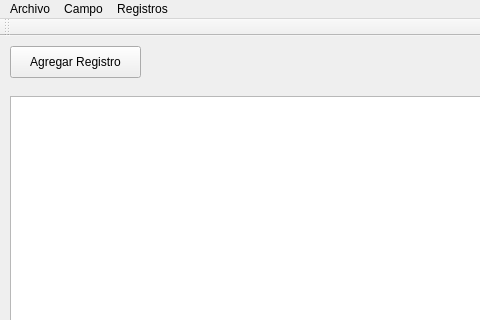
First picture: the form in OAR/mainwindow.ui, repository guitartsword/Proyecto-OAR, before the edit; both pictures show x 0 to 480 and y 0 to 320 of the 845 by 613 pixel window.
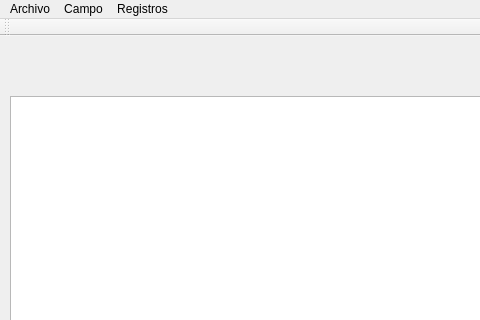
Second picture: the form after the edit.

Patch:
```diff
--- a/OAR/mainwindow.ui
+++ b/OAR/mainwindow.ui
@@ -24,19 +24,6 @@
      </rect>
     </property>
    </widget>
-   <widget class="QPushButton" name="pushButton">
-    <property name="geometry">
-     <rect>
-      <x>10</x>
-      <y>10</y>
-      <width>131</width>
-      <height>32</height>
-     </rect>
-    </property>
-    <property name="text">
-     <string>Agregar Registro</string>
-    </property>
-   </widget>
   </widget>
   <widget class="QMenuBar" name="menuBar">
    <property name="geometry">
```
Left out of the diff: 83 changed lines with no effect on the pictures.
